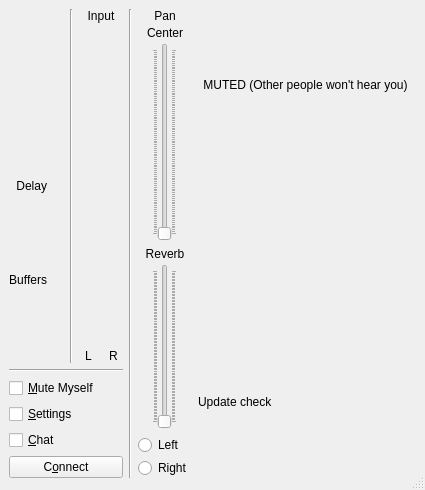
This is src/clientdlgbase.ui in jamulussoftware/jamulus as Qt 5 draws it before an edit. The edited form follows.
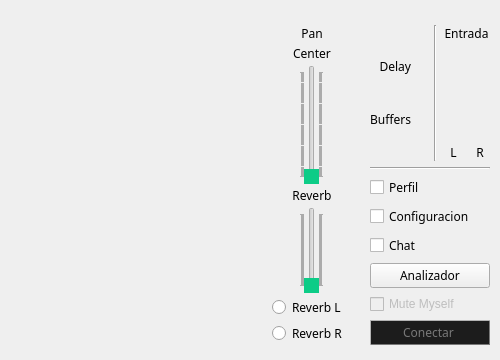
This is the edited form. Icons and pictures are not drawn. Custom widgets are drawn as their Qt base class.

The edit to the form file:
```diff
--- a/src/clientdlgbase.ui
+++ b/src/clientdlgbase.ui
@@ -6,10 +6,16 @@
    <rect>
     <x>0</x>
     <y>0</y>
-    <width>425</width>
-    <height>490</height>
+    <width>500</width>
+    <height>360</height>
    </rect>
   </property>
+  <property name="sizePolicy">
+   <sizepolicy hsizetype="Fixed" vsizetype="Fixed">
+    <horstretch>0</horstretch>
+    <verstretch>0</verstretch>
+   </sizepolicy>
+  </property>
   <property name="windowTitle">
    <string/>
   </property>
@@ -21,7 +27,7 @@
    <string/>
   </property>
   <property name="sizeGripEnabled">
-   <bool>true</bool>
+   <bool>false</bool>
   </property>
   <layout class="QHBoxLayout">
    <property name="leftMargin">
@@ -31,13 +37,19 @@
     <number>0</number>
    </property>
    <property name="rightMargin">
-    <number>3</number>
+    <number>0</number>
    </property>
    <property name="bottomMargin">
-    <number>3</number>
+    <number>0</number>
    </property>
    <item>
     <widget class="QFrame" name="backgroundFrame">
+     <property name="sizePolicy">
+      <sizepolicy hsizetype="Expanding" vsizetype="Expanding">
+       <horstretch>0</horstretch>
+       <verstretch>0</verstretch>
+      </sizepolicy>
+     </property>
      <property name="minimumSize">
       <size>
        <width>0</width>
@@ -51,317 +63,49 @@
       <enum>QFrame::Plain</enum>
      </property>
      <layout class="QHBoxLayout">
+      <property name="spacing">
+       <number>3</number>
+      </property>
+      <property name="leftMargin">
+       <number>0</number>
+      </property>
+      <property name="topMargin">
+       <number>25</number>
+      </property>
+      <property name="rightMargin">
+       <number>0</number>
+      </property>
+      <property name="bottomMargin">
+       <number>15</number>
+      </property>
       <item>
-       <layout class="QVBoxLayout">
-        <item>
-         <layout class="QHBoxLayout">
-          <item>
-           <layout class="QVBoxLayout">
-            <property name="spacing">
-             <number>3</number>
-            </property>
-            <item>
-             <spacer name="verticalSpacer">
-              <property name="orientation">
-               <enum>Qt::Vertical</enum>
-              </property>
-              <property name="sizeHint" stdset="0">
-               <size>
-                <width>10</width>
-                <height>0</height>
-               </size>
-              </property>
-             </spacer>
-            </item>
-            <item>
-             <widget class="QLabel" name="pxlLogo">
-              <property name="sizePolicy">
-               <sizepolicy hsizetype="Preferred" vsizetype="Preferred">
-                <horstretch>0</horstretch>
-                <verstretch>0</verstretch>
-               </sizepolicy>
-              </property>
-              <property name="pixmap">
-               <pixmap resource="resources.qrc">:/png/main/res/fronticon.png</pixmap>
-              </property>
-              <property name="alignment">
-               <set>Qt::AlignCenter</set>
-              </property>
-              <property name="wordWrap">
-               <bool>false</bool>
-              </property>
-             </widget>
-            </item>
-            <item>
-             <spacer>
-              <property name="orientation">
-               <enum>Qt::Vertical</enum>
-              </property>
-              <property name="sizeHint" stdset="0">
-               <size>
-                <width>10</width>
-                <height>0</height>
-               </size>
-              </property>
-             </spacer>
-            </item>
-            <item>
-             <layout class="QHBoxLayout">
-              <item>
-               <widget class="QLabel" name="lblDelay">
-                <property name="text">
-                 <string>Delay</string>
-                </property>
-                <property name="alignment">
-                 <set>Qt::AlignRight|Qt::AlignTrailing|Qt::AlignVCenter</set>
-                </property>
-                <property name="wordWrap">
-                 <bool>false</bool>
-                </property>
-               </widget>
-              </item>
-              <item>
-               <widget class="CMultiColorLED" name="ledDelay" native="true">
-                <property name="sizePolicy">
-                 <sizepolicy hsizetype="Fixed" vsizetype="Fixed">
-                  <horstretch>0</horstretch>
-                  <verstretch>0</verstretch>
-                 </sizepolicy>
-                </property>
-                <property name="minimumSize">
-                 <size>
-                  <width>14</width>
-                  <height>14</height>
-                 </size>
-                </property>
-                <property name="maximumSize">
-                 <size>
-                  <width>14</width>
-                  <height>14</height>
-                 </size>
-                </property>
-               </widget>
-              </item>
-             </layout>
-            </item>
-            <item>
-             <spacer>
-              <property name="orientation">
-               <enum>Qt::Vertical</enum>
-              </property>
-              <property name="sizeHint" stdset="0">
-               <size>
-                <width>10</width>
-                <height>0</height>
-               </size>
-              </property>
-             </spacer>
-            </item>
-            <item>
-             <layout class="QHBoxLayout">
-              <item>
-               <widget class="QLabel" name="lblBuffers">
-                <property name="text">
-                 <string>Buffers</string>
-                </property>
-                <property name="alignment">
-                 <set>Qt::AlignRight|Qt::AlignTrailing|Qt::AlignVCenter</set>
-                </property>
-                <property name="wordWrap">
-                 <bool>false</bool>
-                </property>
-               </widget>
-              </item>
-              <item>
-               <widget class="CMultiColorLED" name="ledBuffers" native="true">
-                <property name="sizePolicy">
-                 <sizepolicy hsizetype="Fixed" vsizetype="Fixed">
-                  <horstretch>0</horstretch>
-                  <verstretch>0</verstretch>
-                 </sizepolicy>
-                </property>
-                <property name="minimumSize">
-                 <size>
-                  <width>14</width>
-                  <height>14</height>
-                 </size>
-                </property>
-                <property name="maximumSize">
-                 <size>
-                  <width>14</width>
-                  <height>14</height>
-                 </size>
-                </property>
-               </widget>
-              </item>
-             </layout>
-            </item>
-            <item>
-             <spacer>
-              <property name="orientation">
-               <enum>Qt::Vertical</enum>
-              </property>
-              <property name="sizeHint" stdset="0">
-               <size>
-                <width>10</width>
-                <height>0</height>
-               </size>
-              </property>
-             </spacer>
-            </item>
-           </layout>
-          </item>
-          <item>
-           <widget class="Line" name="lineMeter">
-            <property name="orientation">
-             <enum>Qt::Vertical</enum>
-            </property>
-           </widget>
-          </item>
-          <item>
-           <layout class="QVBoxLayout">
-            <item>
-             <widget class="QLabel" name="lblInputLEDMeter">
-              <property name="text">
-               <string>Input</string>
-              </property>
-              <property name="alignment">
-               <set>Qt::AlignCenter</set>
-              </property>
-             </widget>
-            </item>
-            <item>
-             <layout class="QHBoxLayout">
-              <item>
-               <widget class="CLevelMeter" name="lbrInputLevelL" native="true">
-                <property name="sizePolicy">
-                 <sizepolicy hsizetype="Fixed" vsizetype="Expanding">
-                  <horstretch>0</horstretch>
-                  <verstretch>0</verstretch>
-                 </sizepolicy>
-                </property>
-                <property name="minimumSize">
-                 <size>
-                  <width>19</width>
-                  <height>88</height>
-                 </size>
-                </property>
-               </widget>
-              </item>
-              <item>
-               <widget class="CLevelMeter" name="lbrInputLevelR" native="true">
-                <property name="sizePolicy">
-                 <sizepolicy hsizetype="Fixed" vsizetype="Expanding">
-                  <horstretch>0</horstretch>
-                  <verstretch>0</verstretch>
-                 </sizepolicy>
-                </property>
-                <property name="minimumSize">
-                 <size>
-                  <width>19</width>
-                  <height>88</height>
-                 </size>
-                </property>
-               </widget>
-              </item>
-             </layout>
-            </item>
-            <item>
-             <layout class="QHBoxLayout">
-              <item>
-               <widget class="QLabel" name="lblLevelMeterLeft">
-                <property name="text">
-                 <string>L</string>
-                </property>
-                <property name="alignment">
-                 <set>Qt::AlignCenter</set>
-                </property>
-               </widget>
-              </item>
-              <item>
-               <widget class="QLabel" name="lblLevelMeterRight">
-                <property name="text">
-                 <string>R</string>
-                </property>
-                <property name="alignment">
-                 <set>Qt::AlignCenter</set>
-                </property>
-               </widget>
-              </item>
-             </layout>
-            </item>
-           </layout>
-          </item>
-          <item>
-           <spacer>
-            <property name="orientation">
-             <enum>Qt::Horizontal</enum>
-            </property>
-            <property name="sizeType">
-             <enum>QSizePolicy::Minimum</enum>
-            </property>
-            <property name="sizeHint" stdset="0">
-             <size>
-              <width>0</width>
-              <height>20</height>
-             </size>
-            </property>
-           </spacer>
-          </item>
-         </layout>
-        </item>
-        <item>
-         <widget class="Line" name="lineUpperLowerLeft">
-          <property name="orientation">
-           <enum>Qt::Horizontal</enum>
-          </property>
-         </widget>
-        </item>
-        <item>
-         <widget class="QCheckBox" name="chbLocalMute">
-          <property name="text">
-           <string>&amp;Mute Myself</string>
-          </property>
-         </widget>
-        </item>
-        <item>
-         <widget class="QCheckBox" name="chbSettings">
-          <property name="text">
-           <string>&amp;Settings</string>
-          </property>
-         </widget>
-        </item>
-        <item>
-         <widget class="QCheckBox" name="chbChat">
-          <property name="text">
-           <string>&amp;Chat</string>
-          </property>
-         </widget>
-        </item>
-        <item>
-         <widget class="QPushButton" name="butConnect">
-          <property name="text">
-           <string>C&amp;onnect</string>
-          </property>
-          <property name="autoDefault">
-           <bool>false</bool>
-          </property>
-          <property name="default">
-           <bool>false</bool>
-          </property>
-         </widget>
-        </item>
-       </layout>
-      </item>
-      <item>
-       <widget class="Line" name="linePanReverb">
+       <spacer name="horizontalSpacer">
         <property name="orientation">
-         <enum>Qt::Vertical</enum>
+         <enum>Qt::Horizontal</enum>
+        </property>
+        <property name="sizeHint" stdset="0">
+         <size>
+          <width>40</width>
+          <height>20</height>
+         </size>
+        </property>
+       </spacer>
+      </item>
+      <item>
+       <widget class="CAudioMixerBoard" name="MainMixerBoard" native="true">
+        <property name="sizePolicy">
+         <sizepolicy hsizetype="Expanding" vsizetype="Preferred">
+          <horstretch>0</horstretch>
+          <verstretch>0</verstretch>
+         </sizepolicy>
         </property>
        </widget>
       </item>
       <item>
        <layout class="QVBoxLayout">
+        <property name="rightMargin">
+         <number>10</number>
+        </property>
         <item>
          <layout class="QVBoxLayout">
           <property name="spacing">
@@ -369,6 +113,11 @@
           </property>
           <item>
            <widget class="QLabel" name="lblAudioPan">
+            <property name="font">
+             <font>
+              <family>Noto Sans</family>
+             </font>
+            </property>
             <property name="text">
              <string>Pan</string>
             </property>
@@ -385,6 +134,11 @@
               <height>0</height>
              </size>
             </property>
+            <property name="font">
+             <font>
+              <family>Noto Sans</family>
+             </font>
+            </property>
             <property name="text">
              <string>Center</string>
             </property>
@@ -417,7 +171,9 @@
             <item>
              <widget class="QSlider" name="sldAudioPan">
               <property name="styleSheet">
-               <string/>
+               <string notr="true">QSlider::handle{
+background-color:rgb(13,204,135);
+}</string>
               </property>
               <property name="pageStep">
                <number>1</number>
@@ -459,6 +215,11 @@
             </property>
             <item>
              <widget class="QLabel" name="lblAudioReverb">
+              <property name="font">
+               <font>
+                <family>Noto Sans</family>
+               </font>
+              </property>
               <property name="text">
                <string>Reverb</string>
               </property>
@@ -487,6 +248,11 @@
               </item>
               <item>
                <widget class="QSlider" name="sldAudioReverb">
+                <property name="styleSheet">
+                 <string notr="true">QSlider::handle{
+background-color:rgb(13,204,135);
+}</string>
+                </property>
                 <property name="pageStep">
                  <number>1</number>
                 </property>
@@ -519,21 +285,46 @@
            </layout>
           </item>
           <item>
-           <layout class="QVBoxLayout">
+           <layout class="QVBoxLayout" name="_2">
             <property name="spacing">
              <number>3</number>
             </property>
+            <property name="rightMargin">
+             <number>0</number>
+            </property>
             <item>
              <widget class="QRadioButton" name="rbtReverbSelL">
+              <property name="minimumSize">
+               <size>
+                <width>80</width>
+                <height>0</height>
+               </size>
+              </property>
+              <property name="font">
+               <font>
+                <family>Noto Sans</family>
+               </font>
+              </property>
               <property name="text">
-               <string>Left</string>
+               <string>Reverb L</string>
               </property>
              </widget>
             </item>
             <item>
              <widget class="QRadioButton" name="rbtReverbSelR">
+              <property name="minimumSize">
+               <size>
+                <width>80</width>
+                <height>0</height>
+               </size>
+              </property>
+              <property name="font">
+               <font>
+                <family>Noto Sans</family>
+               </font>
+              </property>
               <property name="text">
-               <string>Right</string>
+               <string>Reverb R</string>
               </property>
              </widget>
             </item>
@@ -544,34 +335,378 @@
        </layout>
       </item>
       <item>
-       <layout class="QVBoxLayout" name="verticalLayout">
+       <layout class="QVBoxLayout">
+        <property name="spacing">
+         <number>6</number>
+        </property>
+        <property name="leftMargin">
+         <number>5</number>
+        </property>
+        <property name="rightMargin">
+         <number>10</number>
+        </property>
         <item>
-         <widget class="QLabel" name="lblGlobalInfoLabel">
+         <layout class="QHBoxLayout">
+          <item>
+           <layout class="QVBoxLayout">
+            <property name="spacing">
+             <number>3</number>
+            </property>
+            <item>
+             <layout class="QHBoxLayout"/>
+            </item>
+            <item>
+             <spacer>
+              <property name="orientation">
+               <enum>Qt::Vertical</enum>
+              </property>
+              <property name="sizeHint" stdset="0">
+               <size>
+                <width>13</width>
+                <height>13</height>
+               </size>
+              </property>
+             </spacer>
+            </item>
+            <item>
+             <layout class="QHBoxLayout">
+              <item>
+               <widget class="QLabel" name="lblDelay">
+                <property name="font">
+                 <font>
+                  <family>Noto Sans</family>
+                 </font>
+                </property>
+                <property name="text">
+                 <string>Delay</string>
+                </property>
+                <property name="alignment">
+                 <set>Qt::AlignRight|Qt::AlignTrailing|Qt::AlignVCenter</set>
+                </property>
+                <property name="wordWrap">
+                 <bool>false</bool>
+                </property>
+               </widget>
+              </item>
+              <item>
+               <widget class="CMultiColorLED" name="ledDelay" native="true">
+                <property name="sizePolicy">
+                 <sizepolicy hsizetype="Fixed" vsizetype="Fixed">
+                  <horstretch>0</horstretch>
+                  <verstretch>0</verstretch>
+                 </sizepolicy>
+                </property>
+                <property name="minimumSize">
+                 <size>
+                  <width>14</width>
+                  <height>14</height>
+                 </size>
+                </property>
+                <property name="maximumSize">
+                 <size>
+                  <width>14</width>
+                  <height>14</height>
+                 </size>
+                </property>
+               </widget>
+              </item>
+             </layout>
+            </item>
+            <item>
+             <spacer>
+              <property name="orientation">
+               <enum>Qt::Vertical</enum>
+              </property>
+              <property name="sizeHint" stdset="0">
+               <size>
+                <width>13</width>
+                <height>13</height>
+               </size>
+              </property>
+             </spacer>
+            </item>
+            <item>
+             <layout class="QHBoxLayout">
+              <item>
+               <widget class="QLabel" name="lblBuffers">
+                <property name="font">
+                 <font>
+                  <family>Noto Sans</family>
+                 </font>
+                </property>
+                <property name="text">
+                 <string>Buffers</string>
+                </property>
+                <property name="alignment">
+                 <set>Qt::AlignRight|Qt::AlignTrailing|Qt::AlignVCenter</set>
+                </property>
+                <property name="wordWrap">
+                 <bool>false</bool>
+                </property>
+               </widget>
+              </item>
+              <item>
+               <widget class="CMultiColorLED" name="ledBuffers" native="true">
+                <property name="sizePolicy">
+                 <sizepolicy hsizetype="Fixed" vsizetype="Fixed">
+                  <horstretch>0</horstretch>
+                  <verstretch>0</verstretch>
+                 </sizepolicy>
+                </property>
+                <property name="minimumSize">
+                 <size>
+                  <width>14</width>
+                  <height>14</height>
+                 </size>
+                </property>
+                <property name="maximumSize">
+                 <size>
+                  <width>14</width>
+                  <height>14</height>
+                 </size>
+                </property>
+               </widget>
+              </item>
+             </layout>
+            </item>
+            <item>
+             <spacer>
+              <property name="orientation">
+               <enum>Qt::Vertical</enum>
+              </property>
+              <property name="sizeHint" stdset="0">
+               <size>
+                <width>13</width>
+                <height>13</height>
+               </size>
+              </property>
+             </spacer>
+            </item>
+           </layout>
+          </item>
+          <item>
+           <widget class="Line" name="lineMeter">
+            <property name="orientation">
+             <enum>Qt::Vertical</enum>
+            </property>
+           </widget>
+          </item>
+          <item>
+           <layout class="QVBoxLayout">
+            <item>
+             <widget class="QLabel" name="lblInputLEDMeter">
+              <property name="font">
+               <font>
+                <family>Noto Sans</family>
+               </font>
+              </property>
+              <property name="text">
+               <string>Entrada</string>
+              </property>
+              <property name="alignment">
+               <set>Qt::AlignCenter</set>
+              </property>
+             </widget>
+            </item>
+            <item>
+             <layout class="QHBoxLayout">
+              <item>
+               <widget class="CMultiColorLEDBar" name="lbrInputLevelL" native="true">
+                <property name="sizePolicy">
+                 <sizepolicy hsizetype="Fixed" vsizetype="Expanding">
+                  <horstretch>0</horstretch>
+                  <verstretch>0</verstretch>
+                 </sizepolicy>
+                </property>
+                <property name="minimumSize">
+                 <size>
+                  <width>16</width>
+                  <height>88</height>
+                 </size>
+                </property>
+               </widget>
+              </item>
+              <item>
+               <widget class="CMultiColorLEDBar" name="lbrInputLevelR" native="true">
+                <property name="sizePolicy">
+                 <sizepolicy hsizetype="Fixed" vsizetype="Expanding">
+                  <horstretch>0</horstretch>
+                  <verstretch>0</verstretch>
+                 </sizepolicy>
+                </property>
+                <property name="minimumSize">
+                 <size>
+                  <width>16</width>
+                  <height>88</height>
+                 </size>
+                </property>
+               </widget>
+              </item>
+             </layout>
+            </item>
+            <item>
+             <layout class="QHBoxLayout">
+              <item>
+               <widget class="QLabel" name="lblLevelMeterLeft">
+                <property name="font">
+                 <font>
+                  <family>Noto Sans</family>
+                 </font>
+                </property>
+                <property name="text">
+                 <string>L</string>
+                </property>
+                <property name="alignment">
+                 <set>Qt::AlignCenter</set>
+                </property>
+               </widget>
+              </item>
+              <item>
+               <widget class="QLabel" name="lblLevelMeterRight">
+                <property name="font">
+                 <font>
+                  <family>Noto Sans</family>
+                 </font>
+                </property>
+                <property name="text">
+                 <string>R</string>
+                </property>
+                <property name="alignment">
+                 <set>Qt::AlignCenter</set>
+                </property>
+               </widget>
+              </item>
+             </layout>
+            </item>
+           </layout>
+          </item>
+         </layout>
+        </item>
+        <item>
+         <widget class="Line" name="lineUpperLowerLeft">
+          <property name="orientation">
+           <enum>Qt::Horizontal</enum>
+          </property>
+         </widget>
+        </item>
+        <item>
+         <widget class="QCheckBox" name="chbPerfil">
+          <property name="font">
+           <font>
+            <family>Noto Sans</family>
+           </font>
+          </property>
           <property name="text">
-           <string>MUTED (Other people won't hear you)</string>
+           <string>Perfil</string>
           </property>
-          <property name="alignment">
-           <set>Qt::AlignCenter</set>
+         </widget>
+        </item>
+        <item>
+         <widget class="QCheckBox" name="chbSettings">
+          <property name="font">
+           <font>
+            <family>Noto Sans</family>
+           </font>
           </property>
-          <property name="margin">
-           <number>6</number>
+          <property name="text">
+           <string>Configuracion</string>
           </property>
          </widget>
         </item>
         <item>
-         <widget class="CAudioMixerBoard" name="MainMixerBoard" native="true">
+         <widget class="QCheckBox" name="chbChat">
+          <property name="font">
+           <font>
+            <family>Noto Sans</family>
+           </font>
+          </property>
+          <property name="text">
+           <string>Chat</string>
+          </property>
+         </widget>
+        </item>
+        <item>
+         <widget class="QPushButton" name="Consola">
+          <property name="font">
+           <font>
+            <family>Noto Sans</family>
+           </font>
+          </property>
+          <property name="text">
+           <string>Analizador</string>
+          </property>
+         </widget>
+        </item>
+        <item>
+         <widget class="QCheckBox" name="chbLocalMute">
+          <property name="enabled">
+           <bool>false</bool>
+          </property>
+          <property name="text">
+           <string>Mute Myself</string>
+          </property>
+         </widget>
+        </item>
+        <item>
+         <layout class="QHBoxLayout" name="horizontalLayout_2"/>
+        </item>
+        <item>
+         <widget class="QPushButton" name="butConnect">
           <property name="sizePolicy">
-           <sizepolicy hsizetype="Expanding" vsizetype="Preferred">
+           <sizepolicy hsizetype="Expanding" vsizetype="Fixed">
             <horstretch>0</horstretch>
             <verstretch>0</verstretch>
            </sizepolicy>
           </property>
-         </widget>
-        </item>
-        <item>
-         <widget class="QLabel" name="lblUpdateCheck">
+          <property name="minimumSize">
+           <size>
+            <width>100</width>
+            <height>25</height>
+           </size>
+          </property>
+          <property name="baseSize">
+           <size>
+            <width>30</width>
+            <height>30</height>
+           </size>
+          </property>
+          <property name="font">
+           <font>
+            <family>Noto Sans</family>
+           </font>
+          </property>
+          <property name="styleSheet">
+           <string notr="true">#butConnect{
+background: rgb(28, 28, 28); 
+selection-background-color: rgb(28, 28, 28);
+border-color: rgb(120, 120, 120);
+    border-style: outset;
+    border-width: 1.3px;
+color: rgb(120, 120, 120);
+}
+#butConnect:hover{
+border-color: rgb(13, 204, 135);
+    border-style: outset;
+    border-width: 1.3px;
+color: rgb(13, 204, 135);
+}
+
+
+#butConnect:pressed{
+background: rgb(15, 15, 15); 
+border-color: rgb(13, 204, 135);
+    border-style: outset;
+    border-width: 1.3px;
+}</string>
+          </property>
           <property name="text">
-           <string>Update check</string>
+           <string>Conectar </string>
+          </property>
+          <property name="autoDefault">
+           <bool>true</bool>
+          </property>
+          <property name="default">
+           <bool>true</bool>
           </property>
          </widget>
         </item>
@@ -594,17 +729,17 @@
    <header>audiomixerboard.h</header>
   </customwidget>
   <customwidget>
-   <class>CLevelMeter</class>
+   <class>CMultiColorLEDBar</class>
    <extends>QWidget</extends>
-   <header>levelmeter.h</header>
+   <header>multicolorledbar.h</header>
    <container>1</container>
   </customwidget>
  </customwidgets>
  <tabstops>
   <tabstop>butConnect</tabstop>
-  <tabstop>chbLocalMute</tabstop>
   <tabstop>chbSettings</tabstop>
   <tabstop>chbChat</tabstop>
+  <tabstop>chbLocalMute</tabstop>
   <tabstop>sldAudioPan</tabstop>
   <tabstop>sldAudioReverb</tabstop>
   <tabstop>rbtReverbSelL</tabstop>
```
